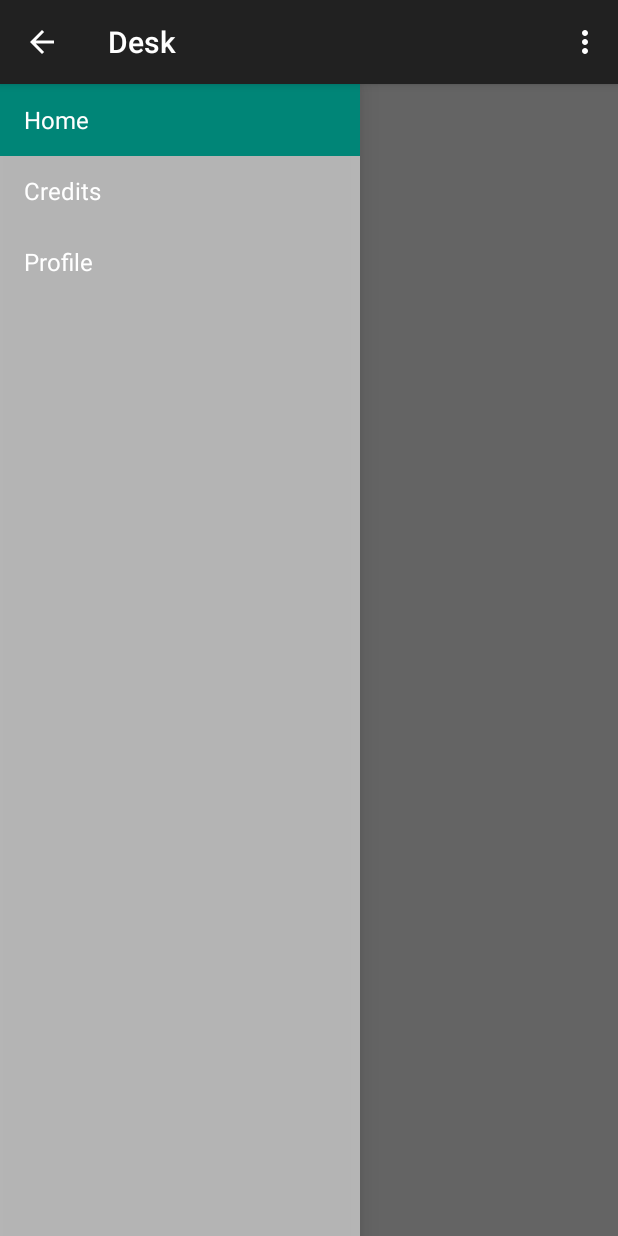
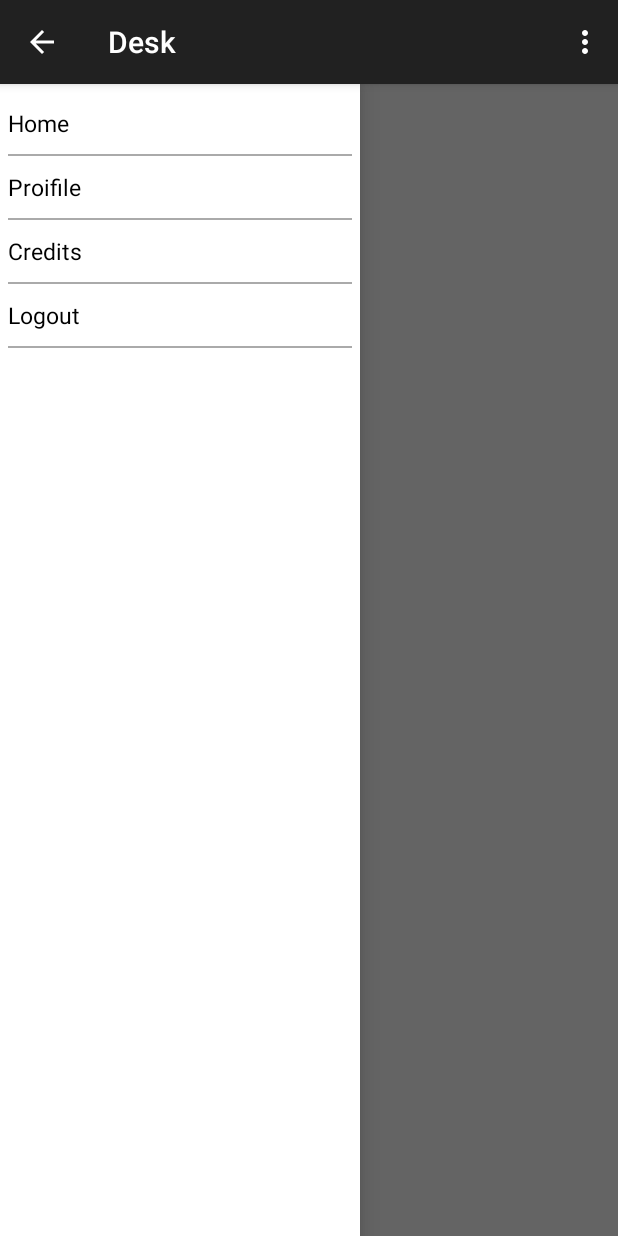
Before and after one commit to kshitijsharma000/maverick, an Android app: the screen it shows after launch (MainActivity), on a phone screen of 412 x 824 dp. Run offline under Robolectric (Android 15) with nearby library versions, the phone set to English and light mode, and no system bars; 2 statements that could not run were skipped.

Commit message:
update navigation items style

```diff
--- a/app/src/main/java/com/desk/MainActivity.java
+++ b/app/src/main/java/com/desk/MainActivity.java
@@ -1,17 +1,18 @@
 package com.desk;
 
 import android.app.Activity;
-import android.support.v7.app.AppCompatActivity;
-import android.support.v7.app.ActionBar;
+import android.os.Bundle;
 import android.support.v4.app.Fragment;
 import android.support.v4.app.FragmentManager;
-import android.os.Bundle;
+import android.support.v4.widget.DrawerLayout;
+import android.support.v7.app.ActionBar;
+import android.support.v7.app.AppCompatActivity;
 import android.view.LayoutInflater;
 import android.view.Menu;
 import android.view.MenuItem;
 import android.view.View;
 import android.view.ViewGroup;
-import android.support.v4.widget.DrawerLayout;
+import android.widget.Toast;
 
 public class MainActivity extends AppCompatActivity
         implements NavigationDrawerFragment.NavigationDrawerCallbacks {
@@ -44,6 +45,10 @@ public class MainActivity extends AppCompatActivity
     @Override
     public void onNavigationDrawerItemSelected(int position) {
         // update the main content by replacing fragments
+        if (position == 3) {
+            Toast.makeText(this, "Yet to implement Logout", Toast.LENGTH_SHORT).show();
+            return;
+        }
         FragmentManager fragmentManager = getSupportFragmentManager();
         fragmentManager.beginTransaction()
                 .replace(R.id.container, selectitem(position))
--- a/app/src/main/java/com/desk/NavigationDrawerFragment.java
+++ b/app/src/main/java/com/desk/NavigationDrawerFragment.java
@@ -1,16 +1,16 @@
 package com.desk;
 
-import android.support.v7.app.AppCompatActivity;
 import android.app.Activity;
-import android.support.v7.app.ActionBar;
-import android.support.v4.app.Fragment;
-import android.support.v4.app.ActionBarDrawerToggle;
-import android.support.v4.view.GravityCompat;
-import android.support.v4.widget.DrawerLayout;
 import android.content.SharedPreferences;
 import android.content.res.Configuration;
 import android.os.Bundle;
 import android.preference.PreferenceManager;
+import android.support.v4.app.ActionBarDrawerToggle;
+import android.support.v4.app.Fragment;
+import android.support.v4.view.GravityCompat;
+import android.support.v4.widget.DrawerLayout;
+import android.support.v7.app.ActionBar;
+import android.support.v7.app.AppCompatActivity;
 import android.view.LayoutInflater;
 import android.view.Menu;
 import android.view.MenuInflater;
@@ -97,15 +97,12 @@ public class NavigationDrawerFragment extends Fragment {
                 selectItem(position);
             }
         });
+        String[] navItems = getResources().getStringArray(R.array.navitems);
         mDrawerListView.setAdapter(new ArrayAdapter<String>(
                 getActionBar().getThemedContext(),
-                android.R.layout.simple_list_item_activated_1,
-                android.R.id.text1,
-                new String[]{
-                        getString(R.string.title_section1),
-                        getString(R.string.title_section2),
-                        getString(R.string.title_section3),
-                }));
+                R.layout.drawertextview,
+                navItems));
+
         mDrawerListView.setItemChecked(mCurrentSelectedPosition, true);
         return mDrawerListView;
     }
--- /dev/null
+++ b/app/src/main/res/layout/drawertextview.xml
@@ -0,0 +1,12 @@
+<?xml version="1.0" encoding="utf-8"?>
+<TextView
+    xmlns:android="http://schemas.android.com/apk/res/android"
+    android:id="@+id/drawer_textview"
+    android:layout_width="match_parent"
+    android:layout_height="wrap_content"
+    android:text="temp"
+    android:textSize="15dp"
+    android:paddingTop="10dp"
+    android:paddingBottom="10dp"
+    android:gravity="center_vertical"
+    android:textColor="@android:color/black" />
--- a/app/src/main/res/layout/fragment_navigation_drawer.xml
+++ b/app/src/main/res/layout/fragment_navigation_drawer.xml
@@ -1,5 +1,10 @@
 <ListView xmlns:android="http://schemas.android.com/apk/res/android"
-    xmlns:tools="http://schemas.android.com/tools" android:layout_width="match_parent"
-    android:layout_height="match_parent" android:choiceMode="singleChoice"
-    android:divider="@android:color/transparent" android:dividerHeight="0dp"
-    android:background="#cccc" tools:context=".NavigationDrawerFragment" />
+    xmlns:tools="http://schemas.android.com/tools"
+    android:layout_width="match_parent"
+    android:layout_height="match_parent"
+    android:background="@android:color/white"
+    android:choiceMode="singleChoice"
+    android:divider="@android:color/darker_gray"
+    android:dividerHeight="1dp"
+    android:padding="5dp"
+    tools:context=".NavigationDrawerFragment" />
--- /dev/null
+++ b/app/src/main/res/values/arrays.xml
@@ -0,0 +1,9 @@
+<?xml version="1.0" encoding="utf-8"?>
+<resources>
+    <string-array name="navitems">
+        <item>Home</item>
+        <item>Proifile</item>
+        <item>Credits</item>
+        <item>Logout</item>
+    </string-array>
+</resources>
--- a/app/src/main/res/values/strings.xml
+++ b/app/src/main/res/values/strings.xml
@@ -2,8 +2,8 @@
     <string name="app_name">Desk</string>
 
     <string name="title_section1">Home</string>
-    <string name="title_section3">Profile</string>
-    <string name="title_section2">Credits</string>
+    <string name="title_section3">Credits</string>
+    <string name="title_section2">Profiles</string>
 
     <string name="navigation_drawer_open">Open navigation drawer</string>
     <string name="navigation_drawer_close">Close navigation drawer</string>
```
